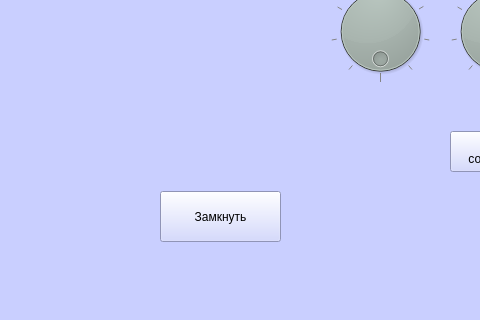
Old version of the form laba11.ui in the repository doktorfish0078/SimulationOfLaboratoryWork; both pictures show x 250 to 730 and y 419 to 739 of the 979 by 739 pixel window.
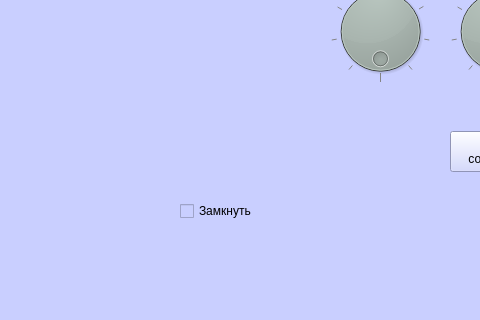
New version of the form. Icons and pictures are not drawn.

```diff
--- a/laba11.ui
+++ b/laba11.ui
@@ -17,22 +17,6 @@
    <string notr="true">background-color: rgb(201, 207, 255);</string>
   </property>
   <widget class="QWidget" name="centralwidget">
-   <widget class="QPushButton" name="mainbotton">
-    <property name="geometry">
-     <rect>
-      <x>410</x>
-      <y>610</y>
-      <width>121</width>
-      <height>51</height>
-     </rect>
-    </property>
-    <property name="styleSheet">
-     <string notr="true">font: 15pt &quot;Comic Sans MS&quot;;</string>
-    </property>
-    <property name="text">
-     <string>Замкнуть</string>
-    </property>
-   </widget>
    <widget class="QWidget" name="horizontalLayoutWidget">
     <property name="geometry">
      <rect>
@@ -1128,6 +1112,22 @@
 сопротивления</string>
     </property>
    </widget>
+   <widget class="QCheckBox" name="PowerCheck">
+    <property name="geometry">
+     <rect>
+      <x>430</x>
+      <y>620</y>
+      <width>141</width>
+      <height>20</height>
+     </rect>
+    </property>
+    <property name="styleSheet">
+     <string notr="true">font: 75 16pt &quot;Comic Sans MS&quot;;</string>
+    </property>
+    <property name="text">
+     <string>Замкнуть</string>
+    </property>
+   </widget>
    <zorder>label_13</zorder>
    <zorder>mainbotton</zorder>
    <zorder>horizontalLayoutWidget</zorder>
```
Left out of the diff: 2 changed lines with no effect on the pictures.
